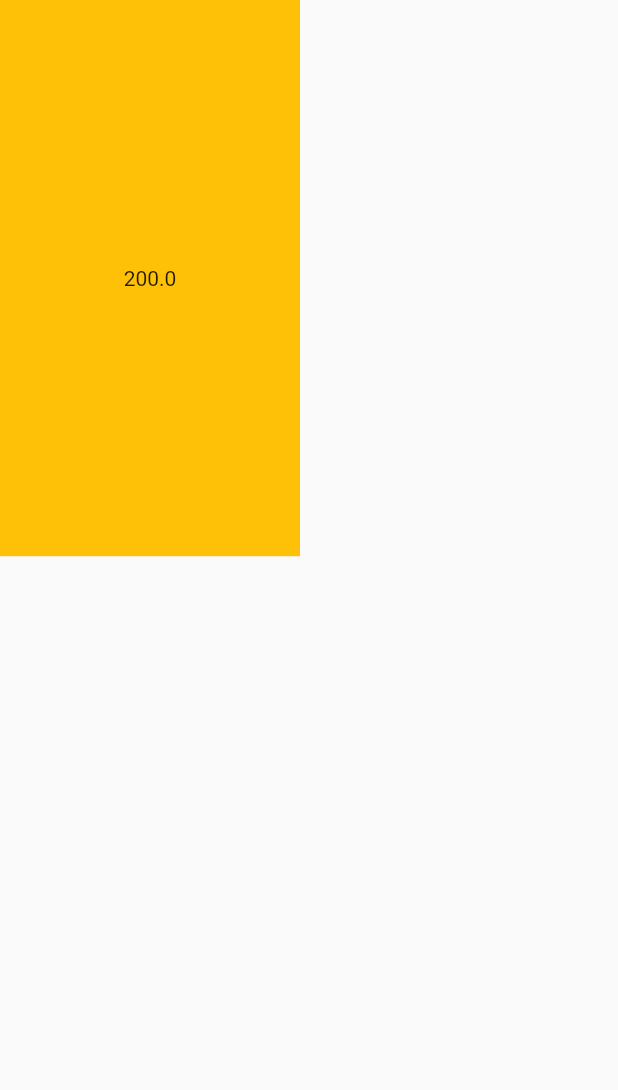
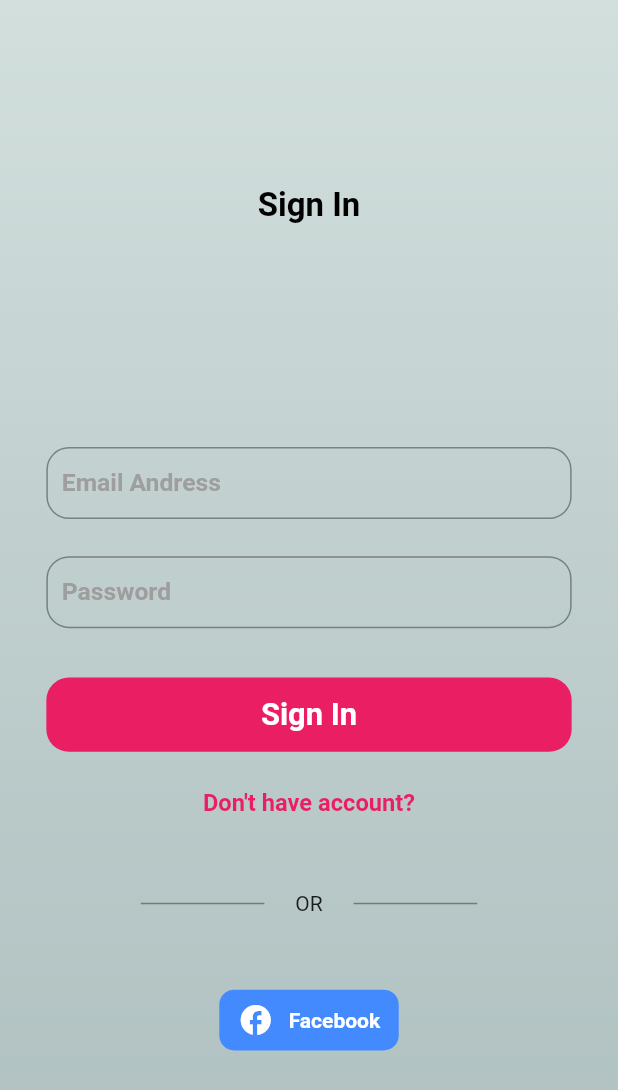
Before and after one commit to Elio-Muculo/Flutter_Repo, a Flutter app: the screen it shows after launch, on a phone screen of 412 x 824 dp. Shown: the top 1090 px of the screen. Run offline on Flutter 3.47's test engine with Material 2 defaults, Android fonts, the phone set to English and light mode, and no system bars; our stand-ins replace device_preview, sizer.

Commit message:
Login UI Responsive fix

```diff
--- /dev/null
+++ b/lib/LoginUI/Background.dart
@@ -0,0 +1,39 @@
+import 'dart:ui';
+
+import 'package:flutter/material.dart';
+
+class Background extends StatelessWidget {
+  final Widget child;
+  const Background(this.child, {Key? key}) : super(key: key);
+
+  @override
+  Widget build(BuildContext context) {
+    final double screenSize = MediaQuery.of(context).size.width;
+    final double screenH = MediaQuery.of(context).size.height;
+
+    return SizedBox(
+      width: double.infinity,
+      height: screenH,
+      child: Stack(
+        alignment: Alignment.center,
+        children: [
+          Positioned.fill(
+            child: Container(
+              decoration: const BoxDecoration(
+                gradient: LinearGradient(
+                  begin: Alignment.topCenter,
+                  end: Alignment.bottomCenter,
+                  colors: [
+                    Color.fromARGB(255, 210, 223, 221),
+                    Color.fromARGB(222, 163, 183, 183),
+                  ],
+                  )
+              ),
+            ),
+          ),
+          child,
+        ],
+      ),
+    );
+  }
+}
--- /dev/null
+++ b/lib/LoginUI/Componentes/InputField.dart
@@ -0,0 +1,29 @@
+import 'package:flutter/material.dart';
+import 'package:sizer/sizer.dart';
+
+class InputField extends StatelessWidget {
+  const InputField({
+    Key? key,
+    required this.screenSize,
+    required this.text,
+    required this.type,
+  }) : super(key: key);
+
+  final double screenSize;
+  final String text;
+  final TextInputType type;
+
+  @override
+  Widget build(BuildContext context) {
+    return TextField(
+      autofocus: false,
+      decoration: InputDecoration(
+        contentPadding: EdgeInsets.all(2.5.w),
+        border: const OutlineInputBorder(borderRadius: BorderRadius.all(Radius.circular(15.0))),
+        labelText: text,
+        labelStyle: TextStyle(color: Colors.grey, fontWeight: FontWeight.w600, fontSize: 12.sp),
+      ),
+      keyboardType: type,
+    );
+  }
+}
--- /dev/null
+++ b/lib/LoginUI/Componentes/MoreOptions.dart
@@ -0,0 +1,46 @@
+import 'package:flutter/material.dart';
+import 'package:sizer/sizer.dart';
+
+class MoreOptions extends StatelessWidget {
+  const MoreOptions({
+    Key? key,
+    required this.screenSize,
+  }) : super(key: key);
+
+  final double screenSize;
+
+  @override
+  Widget build(BuildContext context) {
+    Size size = MediaQuery.of(context).size;
+    return Row(
+      mainAxisAlignment: MainAxisAlignment.center,
+      children: [
+        Container(
+          padding: EdgeInsets.symmetric(
+              horizontal: screenSize * 0.03,
+              vertical: size.height * 0.01
+          ),
+          decoration: const BoxDecoration(
+              borderRadius: BorderRadius.all(Radius.circular(10.0)),
+              color: Colors.blueAccent),
+          child: Row(
+            children: [
+              const Icon(
+                Icons.facebook_rounded,
+                color: Colors.white,
+              ),
+              SizedBox(
+                width: size.height * 0.012,
+              ),
+              const Text(
+                "Facebook",
+                style:
+                    TextStyle(color: Colors.white, fontWeight: FontWeight.bold),
+              )
+            ],
+          ),
+        )
+      ],
+    );
+  }
+}
--- /dev/null
+++ b/lib/LoginUI/Componentes/SubmitButton.dart
@@ -0,0 +1,31 @@
+import 'package:flutter/material.dart';
+import 'package:sizer/sizer.dart';
+
+
+
+class SubmitButton extends StatelessWidget {
+  const SubmitButton({
+    Key? key,
+    required this.screenSize,
+  }) : super(key: key);
+
+  final double screenSize;
+
+  @override
+  Widget build(BuildContext context) {
+    return Container(
+      height:  6.h,
+      width: 85.w,
+      decoration: const BoxDecoration(
+        color: Colors.pink,
+        borderRadius: BorderRadius.all(Radius.circular(15.0))
+      ),
+      child: Center(
+        child: Text(
+            "Sign In",
+          style: TextStyle(color:  Colors.white, fontWeight: FontWeight.bold, fontSize: 15.sp),
+        ),
+      ),
+    );
+  }
+}
--- /dev/null
+++ b/lib/LoginUI/Componentes/TopTitle.dart
@@ -0,0 +1,27 @@
+import 'package:flutter/material.dart';
+import 'package:sizer/sizer.dart';
+
+class TopTitle extends StatelessWidget {
+  const TopTitle({
+    Key? key,
+    required this.screenSize,
+  }) : super(key: key);
+
+  final double screenSize;
+
+  @override
+  Widget build(BuildContext context) {
+    Size size = MediaQuery.of(context).size;
+    return Container(
+      padding: EdgeInsets.only(bottom: 10.h),
+      child: Text(
+        "Sign In",
+        style: TextStyle(
+          fontWeight: FontWeight.bold,
+          color: Colors.black,
+          fontSize: 16.sp,
+        ),
+      ),
+    );
+  }
+}
--- /dev/null
+++ b/lib/LoginUI/LoginScreen.dart
@@ -0,0 +1,100 @@
+// ignore_for_file: unnecessary_string_escapes
+
+import 'package:flutter/material.dart';
+import 'package:sizer/sizer.dart';
+
+import 'Background.dart';
+import 'Componentes/InputField.dart';
+import 'Componentes/MoreOptions.dart';
+import 'Componentes/SubmitButton.dart';
+import 'Componentes/TopTitle.dart';
+
+class Login extends StatelessWidget {
+  const Login({Key? key}) : super(key: key);
+
+  @override
+  Widget build(BuildContext context) {
+    final double height = MediaQuery.of(context).size.height;
+    final double screenSize = MediaQuery.of(context).size.width;
+    return Background(
+      Column(
+        mainAxisAlignment: MainAxisAlignment.center,
+        children: [
+          TopTitle(screenSize: screenSize),
+          Container(
+            margin: EdgeInsets.only(top: 7.h, bottom: 1.h),
+            padding:  EdgeInsets.symmetric(horizontal: 0, vertical: 1.h),
+            width: 85.w,
+            child: InputField(
+                screenSize: screenSize,
+                text: "Email Andress",
+                type: TextInputType.emailAddress
+              ),
+          ),
+          Container(
+              margin: EdgeInsets.only(bottom: 1.h),
+              padding: EdgeInsets.symmetric(horizontal: 0, vertical: 1.h),
+              width: 85.w,
+              child: InputField(
+                  screenSize: screenSize,
+                  text: "Password",
+                  type: TextInputType.phone
+              )
+          ),
+          Container(
+            margin: EdgeInsets.only(bottom: 1.h),
+            padding: EdgeInsets.symmetric(horizontal: 0, vertical: 2.h),
+            child: SubmitButton(screenSize: screenSize)
+          ),
+          Center(
+            child: Text("Don\'t have account?",
+                style: TextStyle(
+                  color: Colors.pink,
+                  fontWeight: FontWeight.bold,
+                  fontSize: 11.5.sp,
+                )),
+          ),
+          SizedBox(
+            height: 6.h,
+          ),
+          Row(
+            mainAxisAlignment: MainAxisAlignment.center,
+            crossAxisAlignment: CrossAxisAlignment.center,
+            children: [
+              Line(screenSize: screenSize),
+              Padding(
+                padding: EdgeInsets.symmetric(
+                  horizontal: 5.w,
+                ),
+                child: const Text("OR"),
+              ),
+              Line(screenSize: screenSize),
+            ],
+          ),
+          SizedBox(
+            height: 6.h,
+          ),
+          MoreOptions(screenSize: screenSize),
+        ],
+      ),
+    );
+  }
+}
+
+class Line extends StatelessWidget {
+  const Line({
+    Key? key,
+    required this.screenSize,
+  }) : super(key: key);
+
+  final double screenSize;
+
+  @override
+  Widget build(BuildContext context) {
+    return Container(
+      width: 20.w,
+      height: 1,
+      color: Colors.black38,
+    );
+  }
+}
--- a/lib/main.dart
+++ b/lib/main.dart
@@ -1,19 +1,25 @@
 // ignore_for_file: avoid_unnecessary_containers, prefer_const_constructors, prefer_const_literals_to_create_immutables
 
+import 'package:flutter/foundation.dart';
 import 'package:flutter/material.dart';
-import 'package:todo/MD.dart';
+
+import 'LoginUI/LoginScreen.dart';
+import 'package:sizer/sizer.dart';
+import 'package:device_preview/device_preview.dart';
 
 
-void main() {
-  runApp(const MyApp());
-}
+void main() => runApp(
+  DevicePreview(
+    enabled: !kReleaseMode,
+    builder: (context) => MyApp(), // Wrap your app
+  ),
+);
 
 class MyApp extends StatelessWidget {
   const MyApp({Key? key}) : super(key: key);
 
   @override
   Widget build(BuildContext context) {
-
     // final floatButton = FloatingActionButton(
     //   onPressed: () {},
     //   backgroundColor: const Color.fromARGB(255, 129, 91, 184),
@@ -85,10 +91,15 @@ class MyApp extends StatelessWidget {
     //       ),
     //     );
 
+    return Sizer(builder: (context, orientation, deviceType) {
       return MaterialApp(
+         useInheritedMediaQuery: true,
+          locale: DevicePreview.locale(context),
+          builder: DevicePreview.appBuilder,
         debugShowCheckedModeBanner: false,
         theme: ThemeData(primaryColor: const Color.fromARGB(255, 81, 20, 166)),
         home: Scaffold(
+          resizeToAvoidBottomInset: false,
           // appBar: AppBar(
           //   centerTitle: true,
           //   title: const Text('Elliot.Dev'),
@@ -98,11 +109,12 @@ class MyApp extends StatelessWidget {
           //   ],
           //   elevation: 2.0,
           // ),
-        body: SizedBox(width: 200,child: const MD()),
+          body: SafeArea(child: Login()),
           // bottomNavigationBar: bottomMenu,
           // floatingActionButton: floatButton,
           // drawer: hiddenMenu,
         ),
       );
+    });
   }
 }
--- a/pubspec.yaml
+++ b/pubspec.yaml
@@ -1,4 +1,4 @@
-name: todo
+name: Login
 description: A new Flutter project.
 
 # The following line prevents the package from being accidentally published to
@@ -27,6 +27,9 @@ environment:
 # the latest version available on pub.dev. To see which dependencies have newer
 # versions available, run `flutter pub outdated`.
 dependencies:
+  sizer: ^2.0.15
+  device_preview: 1.1.0
+
   flutter:
     sdk: flutter
 
@@ -45,7 +48,6 @@ dev_dependencies:
   # package. See that file for information about deactivating specific lint
   # rules and activating additional ones.
   flutter_lints: ^2.0.0
-
 # For information on the generic Dart part of this file, see the
 # following page: https://dart.dev/tools/pub/pubspec
 
```
Also changed, not shown: pubspec.lock, 2 other files. Lines whose indentation alone changed are shown as unchanged.
